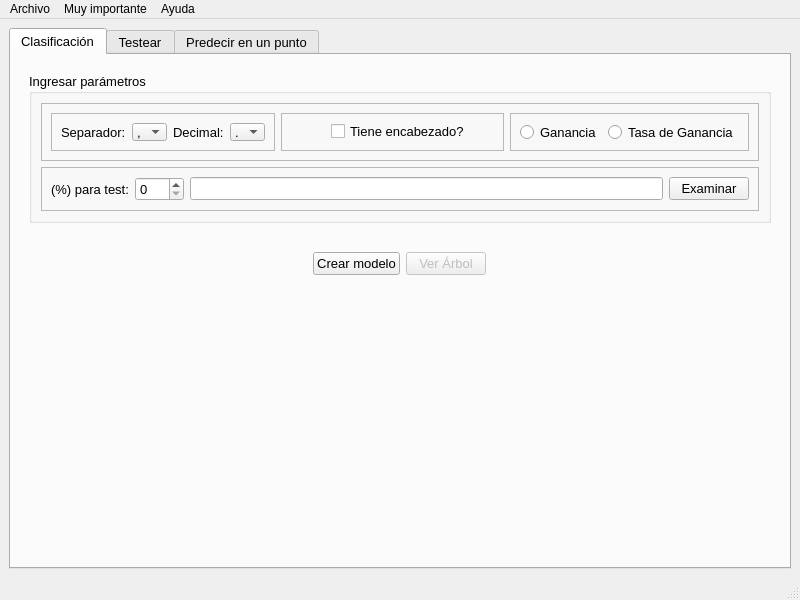
Before: the Qt Designer form window.ui in gabrielhruza/iatpi, drawn with Qt 5.
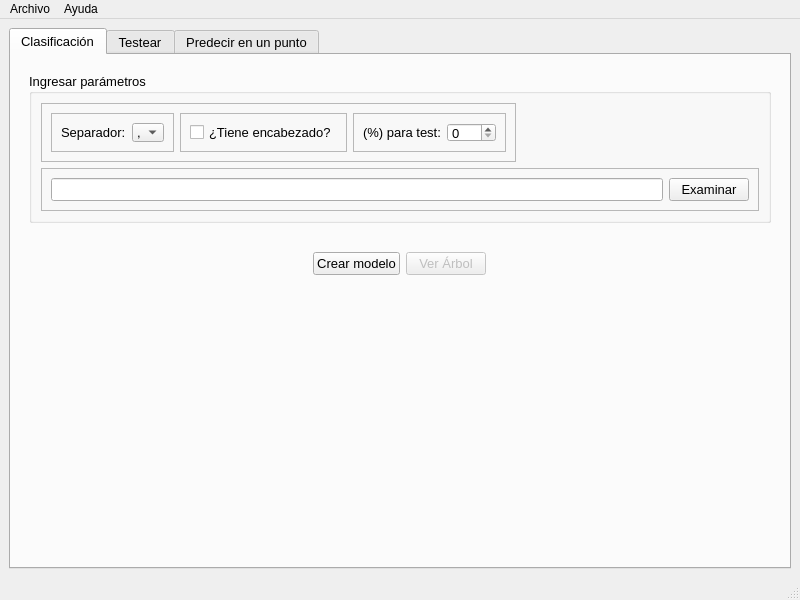
After: the same form once the commit is applied. Custom widgets are drawn as their Qt base class.

Commit message: tooltip - muy importante

Patch:
```diff
--- a/window.ui
+++ b/window.ui
@@ -51,7 +51,7 @@
               <string>Ingresar parámetros</string>
              </property>
              <layout class="QVBoxLayout" name="verticalLayout_7">
-              <item>
+              <item alignment="Qt::AlignLeft">
                <widget class="QFrame" name="frame_3">
                 <property name="frameShape">
                  <enum>QFrame::StyledPanel</enum>
@@ -64,7 +64,7 @@
                   <widget class="QFrame" name="frame_6">
                    <property name="maximumSize">
                     <size>
-                     <width>300</width>
+                     <width>200</width>
                      <height>16777215</height>
                     </size>
                    </property>
@@ -74,9 +74,15 @@
                    <property name="frameShadow">
                     <enum>QFrame::Raised</enum>
                    </property>
-                   <layout class="QHBoxLayout" name="horizontalLayout_14">
+                   <layout class="QHBoxLayout" name="horizontalLayout_11">
                     <item>
                      <widget class="QLabel" name="label_2">
+                      <property name="maximumSize">
+                       <size>
+                        <width>100</width>
+                        <height>16777215</height>
+                       </size>
+                      </property>
                       <property name="text">
                        <string>Separador:</string>
                       </property>
@@ -84,6 +90,12 @@
                     </item>
                     <item>
                      <widget class="QComboBox" name="separador">
+                      <property name="maximumSize">
+                       <size>
+                        <width>50</width>
+                        <height>16777215</height>
+                       </size>
+                      </property>
                       <item>
                        <property name="text">
                         <string>,</string>
@@ -96,55 +108,30 @@
                       </item>
                      </widget>
                     </item>
-                    <item>
-                     <widget class="QLabel" name="label_3">
-                      <property name="text">
-                       <string>Decimal:</string>
-                      </property>
-                     </widget>
-                    </item>
-                    <item>
-                     <widget class="QComboBox" name="decimal">
-                      <item>
-                       <property name="text">
-                        <string>.</string>
-                       </property>
-                      </item>
-                      <item>
-                       <property name="text">
-                        <string>,</string>
-                       </property>
-                      </item>
-                     </widget>
-                    </item>
                    </layout>
                   </widget>
                  </item>
-                 <item>
-                  <widget class="QFrame" name="frame_5">
-                   <property name="frameShape">
-                    <enum>QFrame::StyledPanel</enum>
-                   </property>
-                   <property name="frameShadow">
-                    <enum>QFrame::Raised</enum>
-                   </property>
-                   <widget class="QCheckBox" name="encabezado">
-                    <property name="geometry">
-                     <rect>
-                      <x>50</x>
-                      <y>10</y>
-                      <width>141</width>
-                      <height>17</height>
-                     </rect>
-                    </property>
-                    <property name="text">
-                     <string>Tiene encabezado?</string>
-                    </property>
-                   </widget>
-                  </widget>
-                 </item>
                  <item>
                   <widget class="QFrame" name="frame_2">
+                   <property name="frameShape">
+                    <enum>QFrame::StyledPanel</enum>
+                   </property>
+                   <property name="frameShadow">
+                    <enum>QFrame::Raised</enum>
+                   </property>
+                   <layout class="QHBoxLayout" name="horizontalLayout_14">
+                    <item>
+                     <widget class="QCheckBox" name="encabezado">
+                      <property name="text">
+                       <string>¿Tiene encabezado?</string>
+                      </property>
+                     </widget>
+                    </item>
+                   </layout>
+                  </widget>
+                 </item>
+                 <item>
+                  <widget class="QFrame" name="frame_5">
                    <property name="maximumSize">
                     <size>
                      <width>300</width>
@@ -159,16 +146,22 @@
                    </property>
                    <layout class="QHBoxLayout" name="horizontalLayout_2">
                     <item>
-                     <widget class="QRadioButton" name="ganancia">
+                     <widget class="QLabel" name="label">
+                      <property name="maximumSize">
+                       <size>
+                        <width>200</width>
+                        <height>16777215</height>
+                       </size>
+                      </property>
                       <property name="text">
-                       <string>Ganancia</string>
+                       <string>(%) para test:</string>
                       </property>
                      </widget>
                     </item>
                     <item>
-                     <widget class="QRadioButton" name="t_ganancia">
-                      <property name="text">
-                       <string>Tasa de Ganancia</string>
+                     <widget class="QSpinBox" name="corte">
+                      <property name="maximum">
+                       <number>100</number>
                       </property>
                      </widget>
                     </item>
@@ -187,26 +180,6 @@
                  <enum>QFrame::Raised</enum>
                 </property>
                 <layout class="QHBoxLayout" name="horizontalLayout_13">
-                 <item>
-                  <widget class="QLabel" name="label">
-                   <property name="maximumSize">
-                    <size>
-                     <width>200</width>
-                     <height>16777215</height>
-                    </size>
-                   </property>
-                   <property name="text">
-                    <string>(%) para test:</string>
-                   </property>
-                  </widget>
-                 </item>
-                 <item>
-                  <widget class="QSpinBox" name="corte">
-                   <property name="maximum">
-                    <number>100</number>
-                   </property>
-                  </widget>
-                 </item>
                  <item>
                   <widget class="QLineEdit" name="input_file">
                    <property name="enabled">
@@ -700,14 +673,7 @@
     <addaction name="separator"/>
     <addaction name="actionAcerca_de"/>
    </widget>
-   <widget class="QMenu" name="menuFormato_de_datasets">
-    <property name="title">
-     <string>Muy importante</string>
-    </property>
-    <addaction name="actionFormato"/>
-   </widget>
    <addaction name="menuArchivo"/>
-   <addaction name="menuFormato_de_datasets"/>
    <addaction name="menuAyuda"/>
   </widget>
   <widget class="QStatusBar" name="statusbar"/>
```
Left out of the diff: 2 changed lines with no effect on the pictures. The commit also changes 1 other file.
